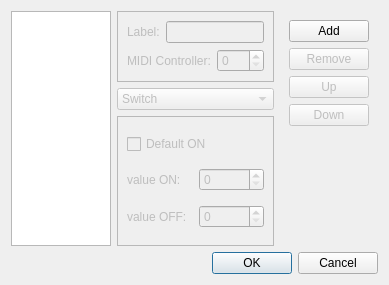
Above: trunk/src/extracontrols.ui from svn2github/vmpk before the change. Below: the same form after it.
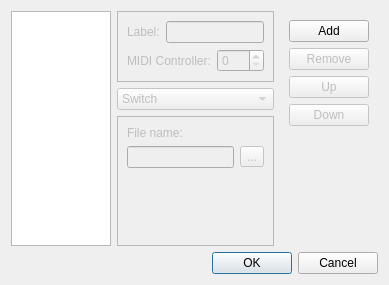
That is the form after the change. The open tabs and pages were chosen to show the change. Icons and pictures are not drawn.

Commit message: * extra controls: new button types

```diff
--- a/trunk/src/extracontrols.ui
+++ b/trunk/src/extracontrols.ui
@@ -404,6 +404,81 @@
        </item>
       </layout>
      </widget>
+     <widget class="QWidget" name="pageButtonCtl">
+      <layout class="QGridLayout" name="gridLayout_7">
+       <item row="0" column="0">
+        <widget class="QLabel" name="lblvalue">
+         <property name="text">
+          <string>value:</string>
+         </property>
+         <property name="buddy">
+          <cstring>spinValueOn</cstring>
+         </property>
+        </widget>
+       </item>
+       <item row="0" column="1">
+        <widget class="QSpinBox" name="spinValue">
+         <property name="maximum">
+          <number>127</number>
+         </property>
+        </widget>
+       </item>
+       <item row="1" column="0">
+        <spacer name="verticalSpacer_3">
+         <property name="orientation">
+          <enum>Qt::Vertical</enum>
+         </property>
+         <property name="sizeHint" stdset="0">
+          <size>
+           <width>20</width>
+           <height>40</height>
+          </size>
+         </property>
+        </spacer>
+       </item>
+      </layout>
+     </widget>
+     <widget class="QWidget" name="pageButtonSyx">
+      <layout class="QGridLayout" name="gridLayout_8">
+       <item row="0" column="0">
+        <widget class="QLabel" name="lblFileName">
+         <property name="text">
+          <string>File name:</string>
+         </property>
+         <property name="alignment">
+          <set>Qt::AlignBottom|Qt::AlignLeading|Qt::AlignLeft</set>
+         </property>
+        </widget>
+       </item>
+       <item row="1" column="0">
+        <widget class="QLineEdit" name="edtFileSyx">
+         <property name="readOnly">
+          <bool>true</bool>
+         </property>
+        </widget>
+       </item>
+       <item row="1" column="1">
+        <widget class="QToolButton" name="btnFileSyx">
+         <property name="text">
+          <string>...</string>
+         </property>
+        </widget>
+       </item>
+       <item row="2" column="0">
+        <spacer name="verticalSpacer_2">
+         <property name="orientation">
+          <enum>Qt::Vertical</enum>
+         </property>
+         <property name="sizeHint" stdset="0">
+          <size>
+           <width>20</width>
+           <height>40</height>
+          </size>
+         </property>
+        </spacer>
+       </item>
+      </layout>
+     </widget>
     </widget>
    </item>
    <item row="3" column="0" colspan="3">
```
Left out of the diff: 10 changed lines with no effect on the pictures. The commit also changes 6 other files.
